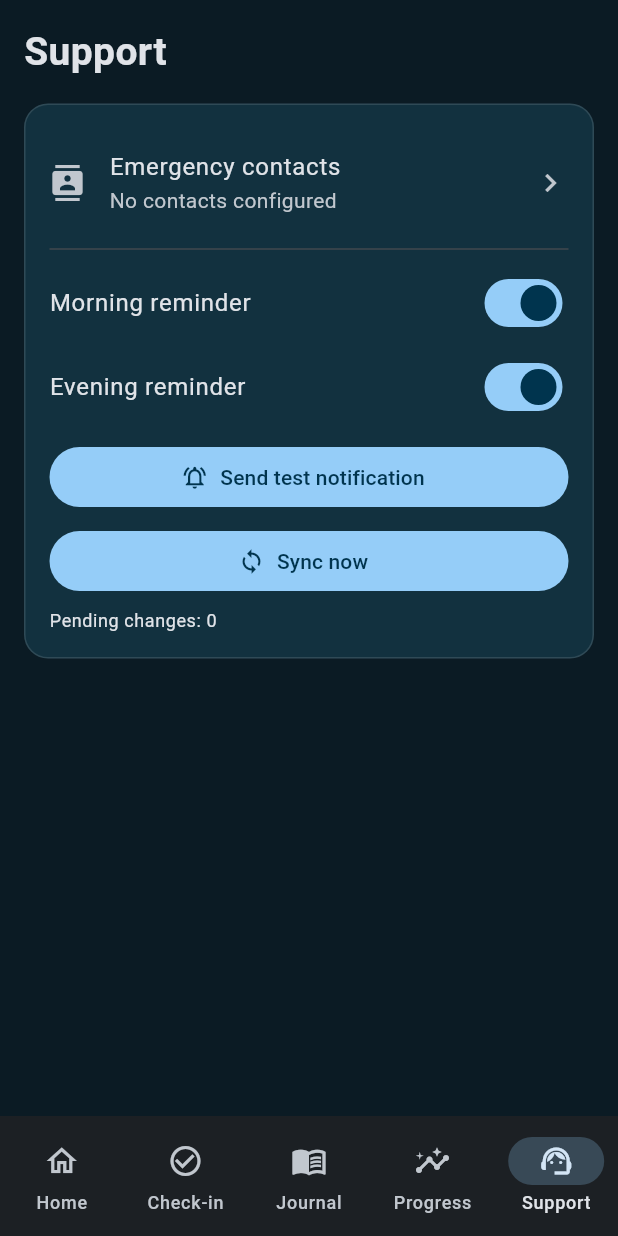
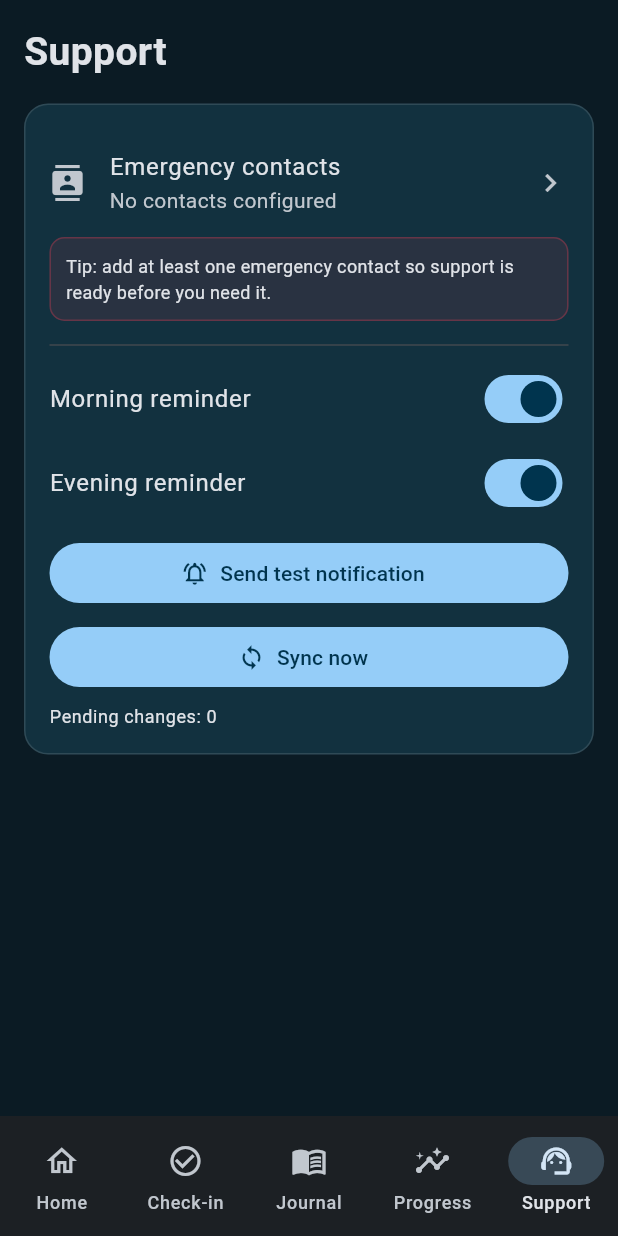
Before and after one commit to RipKDR/Steps-to-recovery-flutter, a Flutter app: the SupportPage screen opened by its route, on a phone screen of 412 x 824 dp. Run offline on Flutter 3.47's test engine with Material 3 defaults, Android fonts, the phone set to English and light mode, and no system bars; our stand-ins replace flutter_local_notifications, go_router, shared_preferences, timezone; missing offline and left inert: workmanager; accounts and stored records are empty; statements that could not run were skipped.

Commit message:
feat(v10): improve onboarding UX with first-journal prompt and emergency-contact guidance

```diff
--- a/lib/pages.dart
+++ b/lib/pages.dart
@@ -126,6 +126,14 @@ class HomePage extends StatelessWidget {
           ),
         ),
         const SizedBox(height: 12),
+        if (d.journal.trim().isEmpty)
+          _ActionBanner(
+            title: 'Write your first journal check-in',
+            subtitle: 'A few honest lines is enough',
+            icon: Icons.edit_note_rounded,
+            onTap: () => context.go('/journal'),
+          ),
+        if (d.journal.trim().isEmpty) const SizedBox(height: 12),
         Row(
           children: [
             Expanded(
@@ -647,6 +655,21 @@ class SupportPage extends StatelessWidget {
                   if (contacts != null) await controller.setContacts(contacts);
                 },
               ),
+              if (d.contacts.isEmpty)
+                Container(
+                  width: double.infinity,
+                  margin: const EdgeInsets.only(bottom: 8),
+                  padding: const EdgeInsets.all(10),
+                  decoration: BoxDecoration(
+                    color: const Color(0x22C13A4F),
+                    borderRadius: BorderRadius.circular(10),
+                    border: Border.all(color: const Color(0x66C13A4F)),
+                  ),
+                  child: const Text(
+                    'Tip: add at least one emergency contact so support is ready before you need it.',
+                    style: TextStyle(fontSize: 12),
+                  ),
+                ),
               const Divider(),
               SwitchListTile(
                 contentPadding: EdgeInsets.zero,
```
